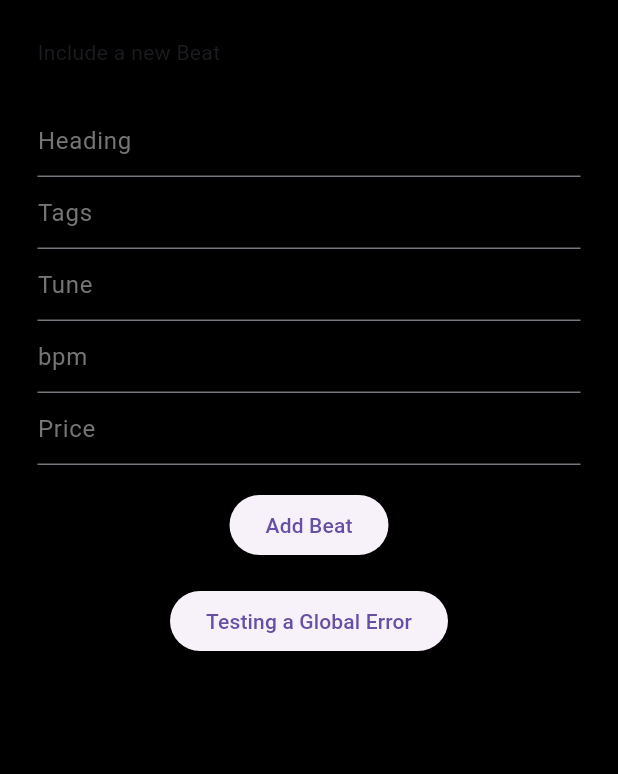
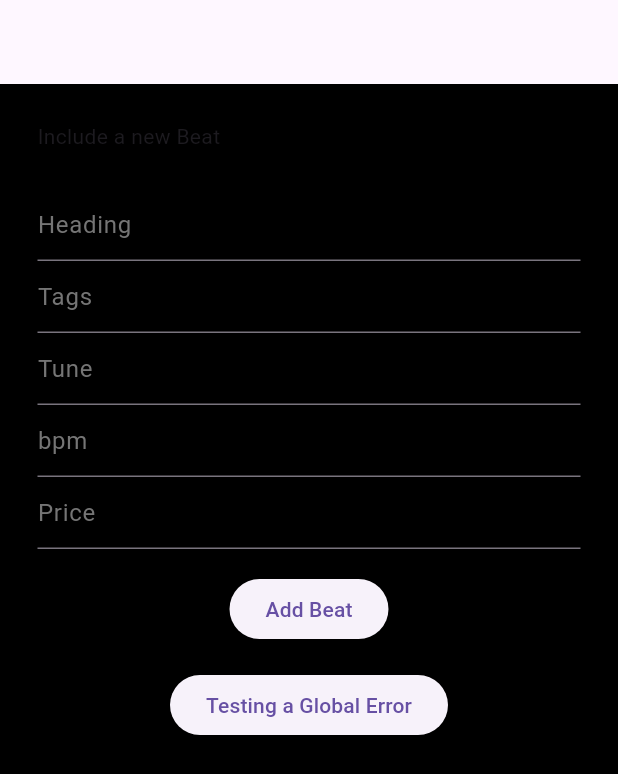
Before and after one commit to hjinlucas/aayats_evaluation, a Flutter app: the AddBeatScreen widget shown alone on an empty page, opened directly, on a phone screen of 412 x 824 dp. Shown: the top 774 px of the screen. Run offline on Flutter 3.47's test engine with Material 3 defaults, Android fonts, the phone set to English and light mode, and no system bars; our stand-ins replace flutter_screenutil.

Commit message:
Basic route navigation
We can separate these routes in a different folder/file in order to handle different screens properly, here only 3 screens

```diff
--- a/lib/view/screens/add_beat/add_beat.dart
+++ b/lib/view/screens/add_beat/add_beat.dart
@@ -10,6 +10,7 @@ class AddBeatScreen extends StatelessWidget {
   @override
   Widget build(BuildContext context) {
     return BaseScreen(
+      hasAppBar: true,
       widget: Padding(
         padding: const EdgeInsets.all(25.0),
         child: Form(
--- a/lib/view/screens/base_screen.dart
+++ b/lib/view/screens/base_screen.dart
@@ -1,13 +1,19 @@
 import 'package:flutter/material.dart';
 
 class BaseScreen extends StatelessWidget {
-  const BaseScreen({Key? key, required this.widget}) : super(key: key);
+  const BaseScreen({
+    Key? key,
+    required this.widget,
+    required this.hasAppBar,
+  }) : super(key: key);
 
   final Widget widget;
+  final bool hasAppBar;
 
   @override
   Widget build(BuildContext context) {
     return Scaffold(
+      appBar: hasAppBar ? AppBar() : null,
       backgroundColor: Colors.black,
       body: widget,
     );
--- a/lib/view/screens/beats/beats.dart
+++ b/lib/view/screens/beats/beats.dart
@@ -16,6 +16,7 @@ class Beats extends StatelessWidget {
   @override
   Widget build(BuildContext context) {
     return BaseScreen(
+      hasAppBar: true,
       widget: Column(
         children: [
           Flexible(
@@ -40,7 +41,7 @@ class Beats extends StatelessWidget {
           ),
           ElevatedButton(
             onPressed: () {
-              context.showToast('This is a test', style: const TextStyle());
+              Navigator.pushNamed(context, 'add');
             },
             child: const Text('Add Beat'),
           ),
--- a/lib/view/screens/login/login.dart
+++ b/lib/view/screens/login/login.dart
@@ -1,5 +1,6 @@
 import 'package:aayats_evaluation/view/screens/base_screen.dart';
 import 'package:aayats_evaluation/view/widgets/text_field/text_field.dart';
+import 'package:aayats_evaluation/view/widgets/toast/toast.dart';
 import 'package:flutter/foundation.dart';
 import 'package:flutter/material.dart';
 
@@ -22,6 +23,7 @@ class _LoginScreenState extends State<LoginScreen> {
   @override
   Widget build(BuildContext context) {
     return BaseScreen(
+      hasAppBar: false,
       widget: GestureDetector(
         onTap: () => FocusScope.of(context).unfocus(),
         child: Stack(
@@ -109,10 +111,13 @@ class _LoginScreenState extends State<LoginScreen> {
             if (kDebugMode) {
               print('Field empty');
             }
+            context.showToast('Fields must not be empty.. try again!',
+                style: const TextStyle());
           } else {
             if (kDebugMode) {
               print('Connecting with services');
             }
+            Navigator.pushReplacementNamed(context, 'home');
           }
         },
         child: const Text(
```
Also changed, not shown: lib/view/main.dart (+18 -5 lines).
